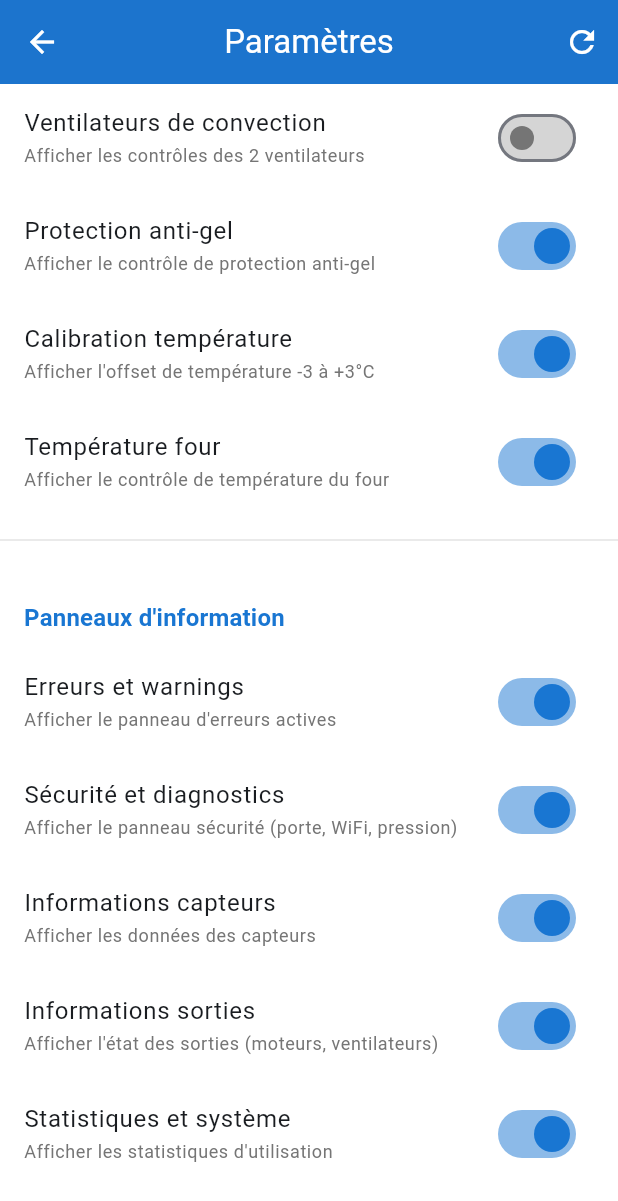
After one commit to R-Gld/RikaFirenetUnofficialApp, a Flutter app: the SettingsScreen screen opened directly, scrolled down 200 dp, after a tap on "Ventilateurs de convection", on a phone screen of 412 x 824 dp. The commit adds this screen. Shown: the top 1201 px of the screen. Run offline on Flutter 3.47's test engine with Material 3 defaults, Android fonts, the light colour scheme and no system bars; our stand-ins replace cookie_jar, dartz, dio, dio_cookie_manager, equatable, flutter_riverpod and 3 more; accounts and stored records are empty.

Commit message:
Feat: Ajouter menu de paramètres pour personnaliser l'interface
Système complet de personnalisation de l'interface utilisateur :

1. Modèle AppSettings (Freezed) :
   - Contrôles avancés : ECO, RoomPowerRequest, ConvectionFans, FrostProtection, TemperatureOffset, BakeTemperature
   - Panneaux d'info : ErrorWarning, SafetyStatus, SensorInfo, OutputsInfo, Statistics
   - Valeurs par défaut : tous activés (true)

2. SettingsProvider (Riverpod) :
   - Gestion d'état avec StateNotifier
   - Persistance avec SharedPreferences (JSON)
   - Méthodes updateSetting() et resetToDefaults()
   - Auto-load au démarrage

3. SettingsScreen :
   - Interface organisée en sections (Contrôles / Panneaux info)
   - SwitchListTile pour chaque option
   - Bouton reset dans AppBar
   - Feedback utilisateur avec SnackBar

4. Intégration StoveDetailScreen :
   - Bouton Settings dans AppBar (icône engrenage)
   - Navigation vers SettingsScreen
   - Affichage conditionnel de tous les widgets selon settings
   - if (settings.showXxx) pour chaque widget

Fonctionnement :
- L'utilisateur accède aux paramètres via le bouton dans l'AppBar
- Active/désactive les contrôles et panneaux souhaités
- Les changements sont sauvegardés automatiquement
- L'interface se met à jour en temps réel (Riverpod watch)
- Les préférences sont persistées entre les sessions

Dépendances ajoutées :
- shared_preferences: ^2.3.3

L'utilisateur peut maintenant personnaliser complètement son interface !

```diff
--- /dev/null
+++ b/firenet_unofficial/lib/presentation/screens/settings/settings_screen.dart
@@ -0,0 +1,217 @@
+import 'package:flutter/material.dart';
+import 'package:flutter_riverpod/flutter_riverpod.dart';
+import '../../theme/app_colors.dart';
+import '../../../providers/settings_provider.dart';
+
+/// Settings screen for customizing the UI
+class SettingsScreen extends ConsumerWidget {
+  const SettingsScreen({super.key});
+
+  @override
+  Widget build(BuildContext context, WidgetRef ref) {
+    final settings = ref.watch(settingsProvider);
+
+    return Scaffold(
+      appBar: AppBar(
+        title: const Text('Paramètres'),
+        actions: [
+          IconButton(
+            icon: const Icon(Icons.refresh),
+            onPressed: () async {
+              await ref.read(settingsProvider.notifier).resetToDefaults();
+              if (context.mounted) {
+                ScaffoldMessenger.of(context).showSnackBar(
+                  const SnackBar(
+                    content: Text('Paramètres réinitialisés par défaut'),
+                    duration: Duration(seconds: 2),
+                  ),
+                );
+              }
+            },
+            tooltip: 'Réinitialiser',
+          ),
+        ],
+      ),
+      body: ListView(
+        children: [
+          // Advanced controls section
+          _buildSectionHeader(context, 'Contrôles avancés'),
+          _buildSwitchTile(
+            context,
+            ref,
+            title: 'Mode ECO',
+            subtitle: 'Afficher le toggle mode économique',
+            value: settings.showEcoMode,
+            onChanged: (value) {
+              ref.read(settingsProvider.notifier).updateSetting(
+                    (s) => s.copyWith(showEcoMode: value),
+                  );
+            },
+          ),
+          _buildSwitchTile(
+            context,
+            ref,
+            title: 'Demande puissance pièce',
+            subtitle: 'Afficher le sélecteur de niveau 1-4',
+            value: settings.showRoomPowerRequest,
+            onChanged: (value) {
+              ref.read(settingsProvider.notifier).updateSetting(
+                    (s) => s.copyWith(showRoomPowerRequest: value),
+                  );
+            },
+          ),
+          _buildSwitchTile(
+            context,
+            ref,
+            title: 'Ventilateurs de convection',
+            subtitle: 'Afficher les contrôles des 2 ventilateurs',
+            value: settings.showConvectionFans,
+            onChanged: (value) {
+              ref.read(settingsProvider.notifier).updateSetting(
+                    (s) => s.copyWith(showConvectionFans: value),
+                  );
+            },
+          ),
+          _buildSwitchTile(
+            context,
+            ref,
+            title: 'Protection anti-gel',
+            subtitle: 'Afficher le contrôle de protection anti-gel',
+            value: settings.showFrostProtection,
+            onChanged: (value) {
+              ref.read(settingsProvider.notifier).updateSetting(
+                    (s) => s.copyWith(showFrostProtection: value),
+                  );
+            },
+          ),
+          _buildSwitchTile(
+            context,
+            ref,
+            title: 'Calibration température',
+            subtitle: 'Afficher l\'offset de température -3 à +3°C',
+            value: settings.showTemperatureOffset,
+            onChanged: (value) {
+              ref.read(settingsProvider.notifier).updateSetting(
+                    (s) => s.copyWith(showTemperatureOffset: value),
+                  );
+            },
+          ),
+          _buildSwitchTile(
+            context,
+            ref,
+            title: 'Température four',
+            subtitle: 'Afficher le contrôle de température du four',
+            value: settings.showBakeTemperature,
+            onChanged: (value) {
+              ref.read(settingsProvider.notifier).updateSetting(
+                    (s) => s.copyWith(showBakeTemperature: value),
+                  );
+            },
+          ),
+
+          const Divider(height: 32),
+
+          // Info panels section
+          _buildSectionHeader(context, 'Panneaux d\'information'),
+          _buildSwitchTile(
+            context,
+            ref,
+            title: 'Erreurs et warnings',
+            subtitle: 'Afficher le panneau d\'erreurs actives',
+            value: settings.showErrorWarningPanel,
+            onChanged: (value) {
+              ref.read(settingsProvider.notifier).updateSetting(
+                    (s) => s.copyWith(showErrorWarningPanel: value),
+                  );
+            },
+          ),
+          _buildSwitchTile(
+            context,
+            ref,
+            title: 'Sécurité et diagnostics',
+            subtitle: 'Afficher le panneau sécurité (porte, WiFi, pression)',
+            value: settings.showSafetyStatusPanel,
+            onChanged: (value) {
+              ref.read(settingsProvider.notifier).updateSetting(
+                    (s) => s.copyWith(showSafetyStatusPanel: value),
+                  );
+            },
+          ),
+          _buildSwitchTile(
+            context,
+            ref,
+            title: 'Informations capteurs',
+            subtitle: 'Afficher les données des capteurs',
+            value: settings.showSensorInfoPanel,
+            onChanged: (value) {
+              ref.read(settingsProvider.notifier).updateSetting(
+                    (s) => s.copyWith(showSensorInfoPanel: value),
+                  );
+            },
+          ),
+          _buildSwitchTile(
+            context,
+            ref,
+            title: 'Informations sorties',
+            subtitle: 'Afficher l\'état des sorties (moteurs, ventilateurs)',
+            value: settings.showOutputsInfoPanel,
+            onChanged: (value) {
+              ref.read(settingsProvider.notifier).updateSetting(
+                    (s) => s.copyWith(showOutputsInfoPanel: value),
+                  );
+            },
+          ),
+          _buildSwitchTile(
+            context,
+            ref,
+            title: 'Statistiques et système',
+            subtitle: 'Afficher les statistiques d\'utilisation',
+            value: settings.showStatisticsPanel,
+            onChanged: (value) {
+              ref.read(settingsProvider.notifier).updateSetting(
+                    (s) => s.copyWith(showStatisticsPanel: value),
+                  );
+            },
+          ),
+
+          const SizedBox(height: 32),
+        ],
+      ),
+    );
+  }
+
+  Widget _buildSectionHeader(BuildContext context, String title) {
+    return Padding(
+      padding: const EdgeInsets.fromLTRB(16, 24, 16, 8),
+      child: Text(
+        title,
+        style: Theme.of(context).textTheme.titleMedium?.copyWith(
+              fontWeight: FontWeight.bold,
+              color: AppColors.primary,
+            ),
+      ),
+    );
+  }
+
+  Widget _buildSwitchTile(
+    BuildContext context,
+    WidgetRef ref, {
+    required String title,
+    required String subtitle,
+    required bool value,
+    required ValueChanged<bool> onChanged,
+  }) {
+    return SwitchListTile(
+      title: Text(title),
+      subtitle: Text(
+        subtitle,
+        style: Theme.of(context).textTheme.bodySmall?.copyWith(
+              color: AppColors.textSecondary,
+            ),
+      ),
+      value: value,
+      onChanged: onChanged,
+      activeColor: AppColors.primary,
+    );
+  }
+}
--- /dev/null
+++ b/firenet_unofficial/lib/providers/settings_provider.dart
@@ -0,0 +1,56 @@
+import 'dart:convert';
+import 'package:flutter_riverpod/flutter_riverpod.dart';
+import 'package:shared_preferences/shared_preferences.dart';
+import '../data/models/app_settings.dart';
+
+const _settingsKey = 'app_settings';
+
+/// Provider for application settings
+final settingsProvider = StateNotifierProvider<SettingsNotifier, AppSettings>((ref) {
+  return SettingsNotifier();
+});
+
+class SettingsNotifier extends StateNotifier<AppSettings> {
+  SettingsNotifier() : super(const AppSettings()) {
+    _loadSettings();
+  }
+
+  /// Load settings from shared preferences
+  Future<void> _loadSettings() async {
+    try {
+      final prefs = await SharedPreferences.getInstance();
+      final settingsJson = prefs.getString(_settingsKey);
+
+      if (settingsJson != null) {
+        final json = jsonDecode(settingsJson) as Map<String, dynamic>;
+        state = AppSettings.fromJson(json);
+      }
+    } catch (e) {
+      // If loading fails, keep default settings
+      state = const AppSettings();
+    }
+  }
+
+  /// Save settings to shared preferences
+  Future<void> _saveSettings() async {
+    try {
+      final prefs = await SharedPreferences.getInstance();
+      final settingsJson = jsonEncode(state.toJson());
+      await prefs.setString(_settingsKey, settingsJson);
+    } catch (e) {
+      // Ignore save errors
+    }
+  }
+
+  /// Update a specific setting
+  Future<void> updateSetting(AppSettings Function(AppSettings) update) async {
+    state = update(state);
+    await _saveSettings();
+  }
+
+  /// Reset all settings to default
+  Future<void> resetToDefaults() async {
+    state = const AppSettings();
+    await _saveSettings();
+  }
+}
--- a/firenet_unofficial/pubspec.yaml
+++ b/firenet_unofficial/pubspec.yaml
@@ -45,6 +45,7 @@ dependencies:
 
   # Secure Storage
   flutter_secure_storage: ^9.2.2
+  shared_preferences: ^2.3.3
 
   # HTML Parsing
   html: ^0.15.4
```
Also changed, not shown: firenet_unofficial/lib/data/models/app_settings.dart (added, +28 -0 lines), firenet_unofficial/lib/presentation/screens/stove_detail/stove_detail_screen.dart (+43 -6 lines), firenet_unofficial/lib/data/models/app_settings.freezed.dart (added), firenet_unofficial/lib/data/models/app_settings.g.dart (added), firenet_unofficial/pubspec.lock, 1 other file.
